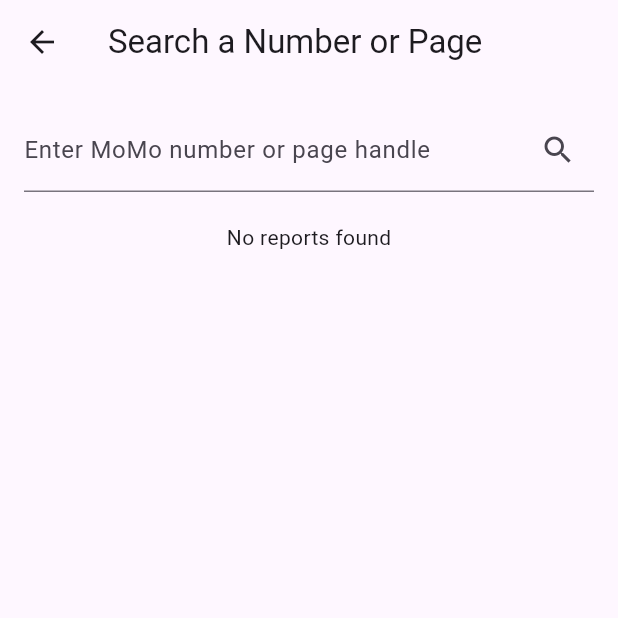
After one commit to SelormEssey/scamradar, a Flutter app: the screen it shows after launch, after a tap on "Search a Scammer", on a phone screen of 412 x 824 dp, the top half of it. The commit adds this screen. Run offline on Flutter 3.47's test engine with Material 3 defaults, Android fonts, the phone set to English and light mode, and no system bars; our stand-ins replace cloud_firestore, firebase_core, firebase_storage, image_picker; accounts and stored records are empty.

Commit message:
updated search functions

```diff
--- a/lib/main.dart
+++ b/lib/main.dart
@@ -3,6 +3,7 @@
 import 'firebase_options.dart';
 import 'screens/report_form.dart';
 import 'services/firebase_service.dart';
+import 'screens/search_screen.dart';
 
 void main() async {
   WidgetsFlutterBinding.ensureInitialized();
@@ -19,6 +20,9 @@
       title: 'ScamRadar',
       theme: ThemeData(primarySwatch: Colors.blue),
       home: HomeScreen(),
+      routes: {
+        '/search': (_) => SearchScreen(),
+      },
     );
   }
 }
@@ -50,9 +54,19 @@
     return Scaffold(
       appBar: AppBar(title: Text('ScamRadar')),
       body: Center(
-        child: ElevatedButton(
-          onPressed: () => openReportForm(context),
-          child: Text('Report a Scam'),
+        child: Column(
+          mainAxisAlignment: MainAxisAlignment.center,
+          children: [
+            ElevatedButton(
+              onPressed: () => openReportForm(context),
+              child: Text('Report a Scam'),
+            ),
+            SizedBox(height: 20),
+            ElevatedButton(
+              onPressed: () => Navigator.pushNamed(context, '/search'),
+              child: Text('Search a Scammer'),
+            ),
+          ],
         ),
       ),
     );
--- /dev/null
+++ b/lib/screens/search_screen.dart
@@ -0,0 +1,134 @@
+import 'package:flutter/material.dart';
+import 'package:cloud_firestore/cloud_firestore.dart';
+
+class SearchScreen extends StatefulWidget {
+  @override
+  _SearchScreenState createState() => _SearchScreenState();
+}
+
+class _SearchScreenState extends State<SearchScreen> {
+  final searchController = TextEditingController();
+  List<DocumentSnapshot> results = [];
+  bool isSearching = false;
+
+  Future<void> searchReports() async {
+    final query = searchController.text.trim();
+    if (query.isEmpty) return;
+
+    setState(() {
+      isSearching = true;
+      results = [];
+    });
+
+    try {
+      // Query by phone number
+      final numberQuery = FirebaseFirestore.instance
+          .collection('reports')
+          .where('phoneNumber', isEqualTo: query)
+          .get();
+
+      // Query by username or page
+      final usernameQuery = FirebaseFirestore.instance
+          .collection('reports')
+          .where('usernameOrPage', isEqualTo: query)
+          .get();
+
+      final resultsSet = await Future.wait([numberQuery, usernameQuery]);
+
+      final allDocs = [
+        ...resultsSet[0].docs,
+        ...resultsSet[1].docs,
+      ];
+
+      setState(() {
+        results = allDocs;
+        isSearching = false;
+      });
+    } catch (e) {
+      setState(() {
+        isSearching = false;
+      });
+      ScaffoldMessenger.of(context).showSnackBar(
+        SnackBar(content: Text('Error fetching results')),
+      );
+    }
+  }
+
+  String getRiskLevel(int count) {
+    if (count >= 5) return 'High Risk';
+    if (count >= 2) return 'Medium Risk';
+    return 'Low Risk';
+  }
+
+  Color getRiskColor(String level) {
+    switch (level) {
+      case 'High Risk':
+        return Colors.red;
+      case 'Medium Risk':
+        return Colors.orange;
+      default:
+        return Colors.green;
+    }
+  }
+
+  @override
+  Widget build(BuildContext context) {
+    final riskLevel = getRiskLevel(results.length);
+    final riskColor = getRiskColor(riskLevel);
+
+    return Scaffold(
+      appBar: AppBar(title: Text('Search a Number or Page')),
+      body: Padding(
+        padding: const EdgeInsets.all(16),
+        child: Column(
+          children: [
+            TextField(
+              controller: searchController,
+              decoration: InputDecoration(
+                labelText: 'Enter MoMo number or page handle',
+                suffixIcon: IconButton(
+                  icon: Icon(Icons.search),
+                  onPressed: searchReports,
+                ),
+              ),
+            ),
+            SizedBox(height: 20),
+            if (isSearching)
+              CircularProgressIndicator()
+            else if (results.isNotEmpty) ...[
+              Text(
+                '$riskLevel (${results.length} report${results.length > 1 ? 's' : ''})',
+                style: TextStyle(
+                  fontSize: 20,
+                  fontWeight: FontWeight.bold,
+                  color: riskColor,
+                ),
+              ),
+              SizedBox(height: 20),
+              Expanded(
+                child: ListView.builder(
+                  itemCount: results.length,
+                  itemBuilder: (context, index) {
+                    final report = results[index].data() as Map<String, dynamic>;
+                    return Card(
+                      margin: EdgeInsets.only(bottom: 10),
+                      child: ListTile(
+                        title: Text(report['scamType'] ?? 'Unknown Scam'),
+                        subtitle: Text(report['description'] ?? 'No description'),
+                        trailing: Text(
+                          report['phoneNumber'] ?? '',
+                          style: TextStyle(fontSize: 12, color: Colors.grey),
+                        ),
+                      ),
+                    );
+                  },
+                ),
+              )
+            ] else
+              Text('No reports found'),
+          ],
+        ),
+      ),
+    );
+  }
+}
```
